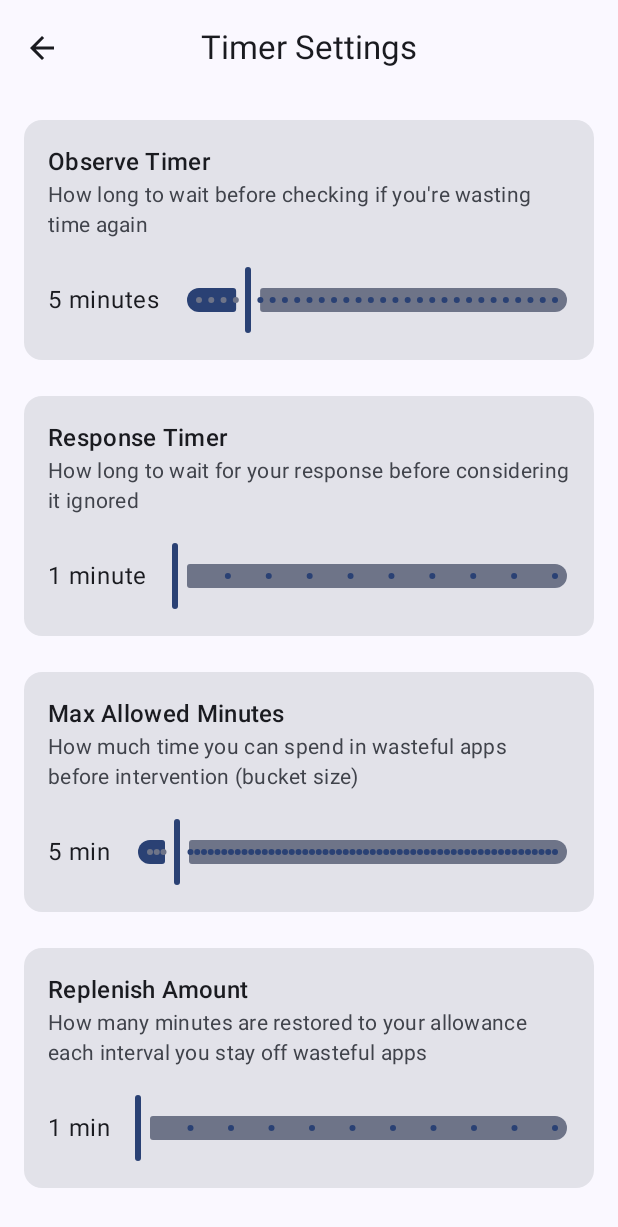
After one commit to Fdondi/distraction-linter, an Android app built with Jetpack Compose: the composable TimerSettingsScreen shown on its own in the app's theme, on a phone screen of 412 x 824 dp. The commit adds this screen. Shown: the top 1227 px of the screen. Run offline under Robolectric (Android 15) with nearby library versions, the phone set to English and light mode, and no system bars.

Commit message:
separate settings

```diff
--- a/app/src/main/java/com/example/timelinter/SettingsScreen.kt
+++ b/app/src/main/java/com/example/timelinter/SettingsScreen.kt
@@ -488,9 +488,3 @@ private fun AppListItem(
         )
     }
 }
-
-data class AppInfo(
-    val packageName: String,
-    val appName: String,
-    val isSelected: Boolean
-)
--- /dev/null
+++ b/app/src/main/java/com/example/timelinter/TimerSettingsScreen.kt
@@ -0,0 +1,155 @@
+package com.example.timelinter
+
+import androidx.compose.foundation.layout.*
+import androidx.compose.material.icons.Icons
+import androidx.compose.material.icons.automirrored.filled.ArrowBack
+import androidx.compose.material3.*
+import androidx.compose.runtime.*
+import androidx.compose.ui.Alignment
+import androidx.compose.ui.Modifier
+import androidx.compose.ui.platform.LocalContext
+import androidx.compose.ui.unit.dp
+
+/**
+ * Dedicated screen for configuring all timer-related settings. Extracted from the old SettingsScreen.
+ */
+@OptIn(ExperimentalMaterial3Api::class)
+@Composable
+fun TimerSettingsScreen(
+    onNavigateBack: () -> Unit
+) {
+    val context = LocalContext.current
+
+    // State holders backed by SettingsManager
+    var observeTimerMinutes by remember { mutableStateOf(SettingsManager.getObserveTimerMinutes(context)) }
+    var responseTimerMinutes by remember { mutableStateOf(SettingsManager.getResponseTimerMinutes(context)) }
+    var maxThresholdMinutes by remember { mutableStateOf(SettingsManager.getMaxThresholdMinutes(context)) }
+    var replenishAmountMinutes by remember { mutableStateOf(SettingsManager.getReplenishAmountMinutes(context)) }
+
+    Scaffold(
+        topBar = {
+            CenterAlignedTopAppBar(
+                title = { Text("Timer Settings") },
+                navigationIcon = {
+                    IconButton(onClick = onNavigateBack) {
+                        Icon(Icons.AutoMirrored.Filled.ArrowBack, contentDescription = "Back")
+                    }
+                }
+            )
+        }
+    ) { padding ->
+        Column(
+            modifier = Modifier
+                .fillMaxSize()
+                .padding(padding)
+                .padding(16.dp),
+            verticalArrangement = Arrangement.spacedBy(24.dp)
+        ) {
+            // Observe Timer Setting
+            TimerCard(
+                title = "Observe Timer",
+                description = "How long to wait before checking if you're wasting time again",
+                valueText = "${observeTimerMinutes} minutes",
+                sliderValue = observeTimerMinutes,
+                valueRange = 1f..30f,
+                steps = 28,
+                onValueChange = { value ->
+                    observeTimerMinutes = value
+                    SettingsManager.setObserveTimerMinutes(context, observeTimerMinutes)
+                    // Keep replenish interval in sync
+                    SettingsManager.setReplenishIntervalMinutes(context, observeTimerMinutes)
+                }
+            )
+
+            // Response Timer Setting
+            TimerCard(
+                title = "Response Timer",
+                description = "How long to wait for your response before considering it ignored",
+                valueText = "${responseTimerMinutes} minute${if (responseTimerMinutes > 1) "s" else ""}",
+                sliderValue = responseTimerMinutes,
+                valueRange = 1f..10f,
+                steps = 8,
+                onValueChange = { value ->
+                    responseTimerMinutes = value
+                    SettingsManager.setResponseTimerMinutes(context, responseTimerMinutes)
+                }
+            )
+
+            // Max Threshold Minutes Setting
+            TimerCard(
+                title = "Max Allowed Minutes",
+                description = "How much time you can spend in wasteful apps before intervention (bucket size)",
+                valueText = "${maxThresholdMinutes} min",
+                sliderValue = maxThresholdMinutes,
+                valueRange = 1f..60f,
+                steps = 59,
+                onValueChange = { value ->
+                    maxThresholdMinutes = value
+                    SettingsManager.setMaxThresholdMinutes(context, maxThresholdMinutes)
+                }
+            )
+
+            // Replenish Amount Minutes Setting
+            TimerCard(
+                title = "Replenish Amount",
+                description = "How many minutes are restored to your allowance each interval you stay off wasteful apps",
+                valueText = "${replenishAmountMinutes} min",
+                sliderValue = replenishAmountMinutes,
+                valueRange = 1f..10f,
+                steps = 9,
+                onValueChange = { value ->
+                    replenishAmountMinutes = value
+                    SettingsManager.setReplenishAmountMinutes(context, replenishAmountMinutes)
+                }
+            )
+
+            // Info card
+            Card(
+                modifier = Modifier.fillMaxWidth(),
+                colors = CardDefaults.cardColors(containerColor = MaterialTheme.colorScheme.surfaceVariant)
+            ) {
+                Column(modifier = Modifier.padding(16.dp)) {
+                    Text("How Timers Work", style = MaterialTheme.typography.titleSmall)
+                    Spacer(modifier = Modifier.height(8.dp))
+                    Text(
+                        "• Observe Timer: After you stop using a time-wasting app, Time Linter waits this long before checking again (also used as the replenish interval)\n" +
+                                "• Response Timer: When Time Linter sends you a message, it waits this long for your reply before sending a follow-up\n" +
+                                "• Max Allowed Minutes: The total time you can spend in wasteful apps before intervention (bucket size)\n" +
+                                "• Replenish Amount: How much time is restored to your allowance each interval you stay off wasteful apps (interval = Observe Timer)",
+                        style = MaterialTheme.typography.bodySmall,
+                        color = MaterialTheme.colorScheme.onSurfaceVariant
+                    )
+                }
+            }
+        }
+    }
+}
+
+@Composable
+private fun TimerCard(
+    title: String,
+    description: String,
+    valueText: String,
+    sliderValue: Int,
+    valueRange: ClosedFloatingPointRange<Float>,
+    steps: Int,
+    onValueChange: (Int) -> Unit
+) {
+    Card(modifier = Modifier.fillMaxWidth()) {
+        Column(modifier = Modifier.padding(16.dp)) {
+            Text(title, style = MaterialTheme.typography.titleMedium)
+            Text(description, style = MaterialTheme.typography.bodyMedium, color = MaterialTheme.colorScheme.onSurfaceVariant)
+            Spacer(modifier = Modifier.height(16.dp))
+            Row(verticalAlignment = Alignment.CenterVertically, horizontalArrangement = Arrangement.spacedBy(16.dp)) {
+                Text(valueText)
+                Slider(
+                    value = sliderValue.toFloat(),
+                    onValueChange = { onValueChange(it.toInt()) },
+                    valueRange = valueRange,
+                    steps = steps,
+                    modifier = Modifier.weight(1f)
+                )
+            }
+        }
+    }
+}
--- a/gradle/libs.versions.toml
+++ b/gradle/libs.versions.toml
@@ -1,5 +1,5 @@
 [versions]
-agp = "8.9.2"
+agp = "8.10.1"
 kotlin = "2.0.21"
 coreKtx = "1.10.1"
 junit = "4.13.2"
```
Also changed, not shown: app/src/main/java/com/example/timelinter/AppInfo.kt (added, +9 -0 lines), app/src/main/java/com/example/timelinter/AppSelectionScreen.kt (added, +264 -0 lines), app/src/main/java/com/example/timelinter/MainActivity.kt (+19 -10 lines).
